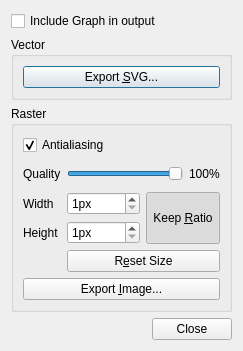
Old version of the form src/dialogs/export_image_dialog.ui in the repository mbasaglia/Knotter.
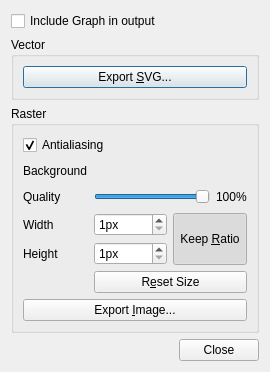
New version of the form. Icons and pictures are not drawn. Custom widgets are drawn as their Qt base class.

Commit message: Export Background

What changed in the file:
```diff
--- a/src/dialogs/export_image_dialog.ui
+++ b/src/dialogs/export_image_dialog.ui
@@ -6,8 +6,8 @@
    <rect>
     <x>0</x>
     <y>0</y>
-    <width>214</width>
-    <height>351</height>
+    <width>209</width>
+    <height>372</height>
    </rect>
   </property>
   <property name="windowTitle">
@@ -78,7 +78,7 @@
         </property>
        </widget>
       </item>
-      <item row="1" column="0">
+      <item row="2" column="0">
        <widget class="QLabel" name="label">
         <property name="sizePolicy">
          <sizepolicy hsizetype="Fixed" vsizetype="Preferred">
@@ -91,7 +91,7 @@
         </property>
        </widget>
       </item>
-      <item row="1" column="1" colspan="2">
+      <item row="2" column="1" colspan="2">
        <layout class="QHBoxLayout" name="horizontalLayout">
         <item>
          <widget class="QSlider" name="slider_quality">
@@ -124,14 +124,14 @@
         </item>
        </layout>
       </item>
-      <item row="2" column="0">
+      <item row="3" column="0">
        <widget class="QLabel" name="label_3">
         <property name="text">
          <string>Width</string>
         </property>
        </widget>
       </item>
-      <item row="2" column="1">
+      <item row="3" column="1">
        <widget class="QSpinBox" name="spin_width">
         <property name="suffix">
          <string>px</string>
@@ -144,14 +144,14 @@
         </property>
        </widget>
       </item>
-      <item row="3" column="0">
+      <item row="4" column="0">
        <widget class="QLabel" name="label_4">
         <property name="text">
          <string>Height</string>
         </property>
        </widget>
       </item>
-      <item row="3" column="1">
+      <item row="4" column="1">
        <widget class="QSpinBox" name="spin_height">
         <property name="suffix">
          <string>px</string>
@@ -164,14 +164,14 @@
         </property>
        </widget>
       </item>
-      <item row="4" column="1" colspan="2">
+      <item row="5" column="1" colspan="2">
        <widget class="QPushButton" name="button_reset_size">
         <property name="text">
          <string>R&amp;eset Size</string>
         </property>
        </widget>
       </item>
-      <item row="5" column="0" colspan="3">
+      <item row="6" column="0" colspan="3">
        <widget class="QPushButton" name="button_image">
         <property name="text">
          <string>Export &amp;Image...</string>
@@ -183,7 +183,7 @@
         </property>
        </widget>
       </item>
-      <item row="2" column="2" rowspan="2">
+      <item row="3" column="2" rowspan="2">
        <widget class="QToolButton" name="button_ratio">
         <property name="sizePolicy">
          <sizepolicy hsizetype="Fixed" vsizetype="Minimum">
@@ -210,6 +210,27 @@
         </property>
        </widget>
       </item>
+      <item row="1" column="0">
+       <widget class="QLabel" name="label_2">
+        <property name="text">
+         <string>Background</string>
+        </property>
+       </widget>
+      </item>
+      <item row="1" column="1" colspan="2">
+       <widget class="Color_Selector" name="color_background">
+        <property name="color">
+         <color alpha="0">
+          <red>255</red>
+          <green>255</green>
+          <blue>255</blue>
+         </color>
+        </property>
+        <property name="alpha_mode" stdset="0">
+         <enum>Color_Preview::SplitAlpha</enum>
+        </property>
+       </widget>
+      </item>
      </layout>
     </widget>
    </item>
@@ -222,6 +243,18 @@
    </item>
   </layout>
  </widget>
+ <customwidgets>
+  <customwidget>
+   <class>Color_Preview</class>
+   <extends>QWidget</extends>
+   <header>color_preview.hpp</header>
+  </customwidget>
+  <customwidget>
+   <class>Color_Selector</class>
+   <extends>Color_Preview</extends>
+   <header>color_selector.hpp</header>
+  </customwidget>
+ </customwidgets>
  <resources/>
  <connections>
   <connection>
```
The commit also changes 2 other files.
